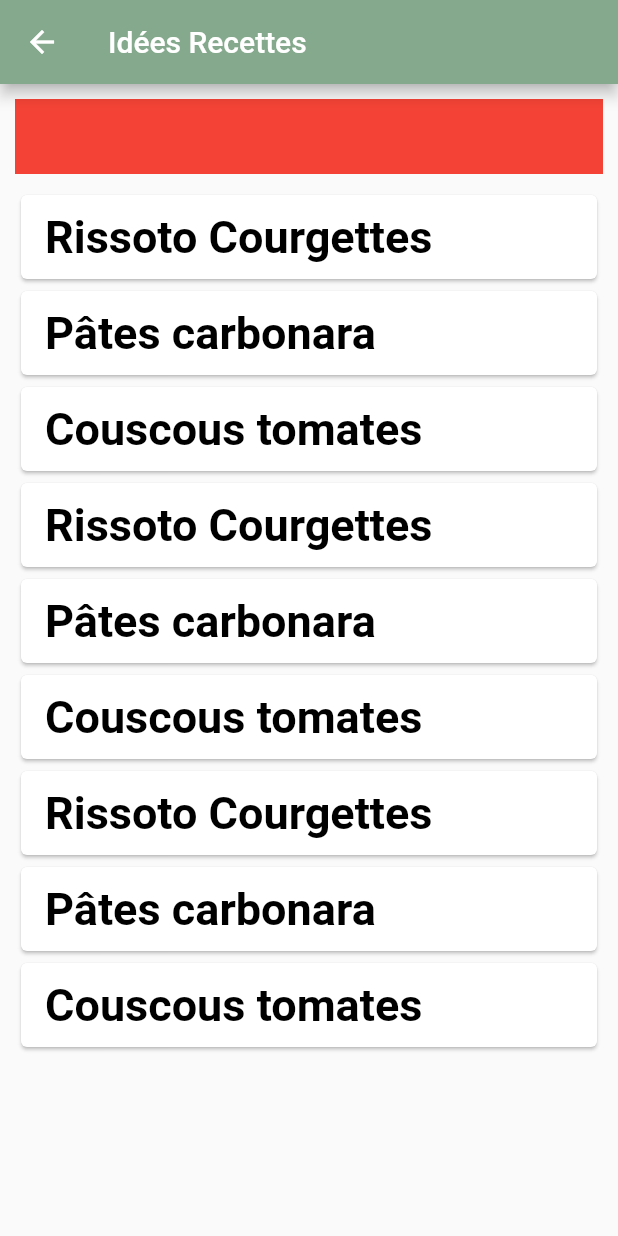
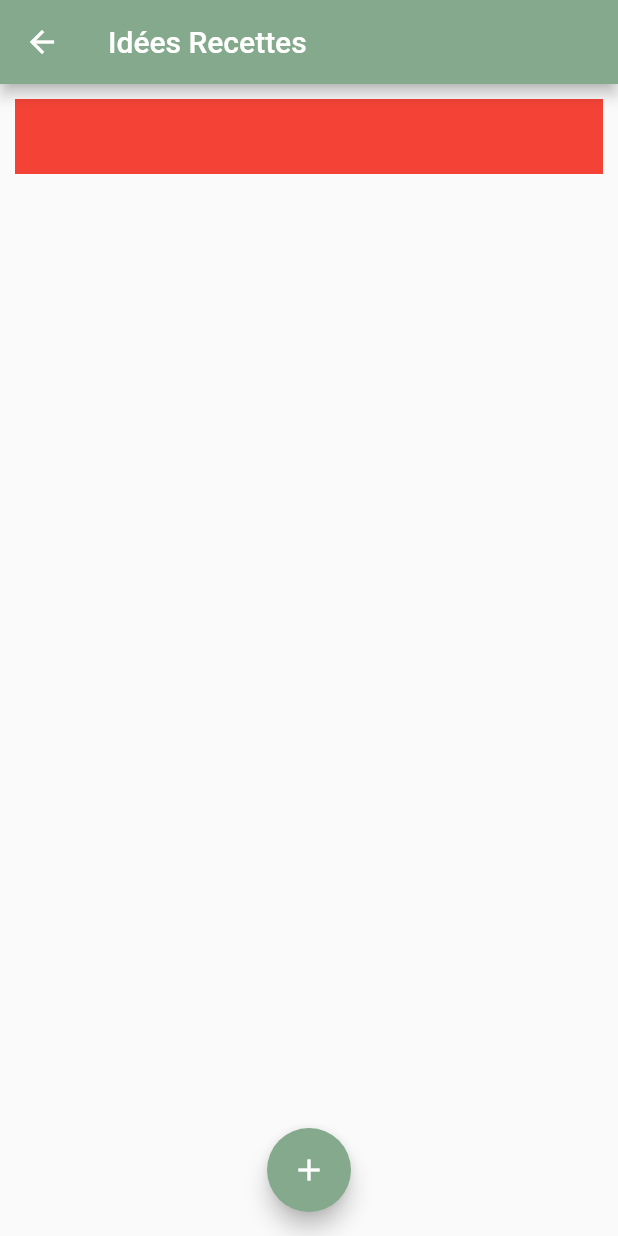
Before and after one commit to CedGitCode/MealOfTheWeek_Apps, a Flutter app: the screen it shows after launch, after a tap on the "food bank" icon, on a phone screen of 412 x 824 dp. Run offline on Flutter 3.47's test engine with Material 2 defaults, Android fonts, the phone set to English and light mode, and no system bars; missing offline and left inert: dart:ffi.

Commit message:
Adding new Recipe page, saved function already work in json

```diff
--- a/meals_week/lib/main.dart
+++ b/meals_week/lib/main.dart
@@ -9,6 +9,8 @@ import 'screens/mealsweek_screen.dart';
 import 'screens/recipeidea_screen.dart';
 
 import 'providers/recipelist.dart';
+
+import 'models/recipe.dart';
 
 const String FILENAME = 'myJsonFile.json';
 
@@ -32,6 +34,7 @@ class MyApp extends StatefulWidget {
 class _MyAppState extends State<MyApp> {
   // Will take the meal of json File.
   List<MealWeek> _dataOfWeeklyMeal = [];
+  final RecipeList _savedRecipeIdea = RecipeList();
 
   @override
   void initState() {
@@ -42,18 +45,18 @@ class _MyAppState extends State<MyApp> {
 
     _fileManager.readJson().then((value) {
       Map<String, dynamic> transformJsonIntoMap = jsonDecode(value);
-      print(transformJsonIntoMap);
 
       transformJsonIntoMap.forEach((key, value) {
         _dataOfWeeklyMeal.add(MealWeek(key, value));
       });
-
       setState(() {});
     });
   }
 
   @override
   Widget build(BuildContext context) {
+    context.read<RecipeList>().InitializeRecipeList();
+
     return MaterialApp(
       theme: ThemeData(
         textTheme: const TextTheme(
@@ -67,7 +70,7 @@ class _MyAppState extends State<MyApp> {
       home: _dataOfWeeklyMeal.isEmpty
           ? const Scaffold(
               body: Center(
-                child: Text('Coucou'),
+                child: Text('Chargement'),
               ),
             )
           : MealsWeekScreen(weeklyMeal: _dataOfWeeklyMeal),
--- a/meals_week/lib/models/FileManager.dart
+++ b/meals_week/lib/models/FileManager.dart
@@ -25,17 +25,23 @@ class FileManager {
 
   Future<String> _initializeFile() async {
     final file = await _localFile;
+    late String _initalizeData;
 
-    final String _initalizeData = "{\"Lundi\": {\"Midi\": \"?\", \"Soir\":\"?\"},"
+    if (fileName == 'mealWeekJson.json') {
+
+     _initalizeData = "{\"Lundi\": {\"Midi\": \"?\", \"Soir\":\"?\"},"
         "\"Mardi\": {\"Midi\": \"?\", \"Soir\":\"?\"},"
         "\"Mercredi\": {\"Midi\": \"?\", \"Soir\":\"?\"},"
         "\"Jeudi\": {\"Midi\": \"?\", \"Soir\":\"?\"},"
         "\"Vendredi\": {\"Midi\": \"?\", \"Soir\":\"?\"},"
         "\"Samedi\": {\"Midi\": \"?\", \"Soir\":\"?\"},"
         "\"Dimanche\": {\"Midi\": \"?\", \"Soir\":\"?\"} }";
+    }
+    else {
+      _initalizeData = '{}';
+    }
 
     file.writeAsString(_initalizeData);
-
     return _initalizeData;
   }
 
@@ -53,16 +59,10 @@ class FileManager {
 
   }
 
-  Future<void> writeJson(List<MealWeek> p_weeklyMeal) async {
+  Future<void> writeJson(Map<String, dynamic> stringElements) async {
     final file = await _localFile;
 
-    Map<String, dynamic> jsonIntoMap = {};
-
-    p_weeklyMeal.forEach((element) {
-      jsonIntoMap.addAll(element.toJson());
-    });
-
-    final String jsonResult = jsonEncode(jsonIntoMap);
+    final String jsonResult = jsonEncode(stringElements);
 
     file.writeAsString(jsonResult);
   }
--- a/meals_week/lib/providers/recipelist.dart
+++ b/meals_week/lib/providers/recipelist.dart
@@ -1,20 +1,49 @@
 import 'package:flutter/material.dart';
 import 'package:provider/provider.dart';
+import 'dart:convert';
 
 import '../models/recipe.dart';
+import '../models/FileManager.dart';
 
 class RecipeList with ChangeNotifier {
-  List<Recipe> _recipeList = [
-    Recipe(p_title: "Rissoto Courgettes", p_grade: 3),
-    Recipe(p_title: "Pâtes carbonara", p_grade: 5),
-    Recipe(p_title: "Couscous tomates", p_grade: 1),
-    Recipe(p_title: "Rissoto Courgettes", p_grade: 3),
-    Recipe(p_title: "Pâtes carbonara", p_grade: 5),
-    Recipe(p_title: "Couscous tomates", p_grade: 1),
-    Recipe(p_title: "Rissoto Courgettes", p_grade: 3),
-    Recipe(p_title: "Pâtes carbonara", p_grade: 5),
-    Recipe(p_title: "Couscous tomates", p_grade: 1),
-  ];
+  List<Recipe> _recipeList = [];
+
+  void addingRecipeIdea(Recipe p_newRecipe) {
+    _recipeList.add(p_newRecipe);
+    notifyListeners();
+  }
+
+  void InitializeRecipeList() {
+
+    final _FileManagerRecipeIdea = FileManager(fileName: 'recipeIdea.json');
+
+    _FileManagerRecipeIdea.readJson().then((value) {
+      Map<String, dynamic> transformJsonIntoMap = jsonDecode(value);
+
+      transformJsonIntoMap.forEach((key, value) {
+        _recipeList.add(Recipe(p_title: key, p_grade: value));
+      });
+
+      notifyListeners();
+    });
+  }
+
+  void modifyRecipeList(RecipeList p_RecipeObject) {
+    p_RecipeObject.getRecipeList().forEach((element) {
+      _recipeList.add(element);
+    });
+    //notifyListeners();
+  }
+
+  Map<String, dynamic> toJson() {
+    Map<String, dynamic> stringOfRecipeList = {};
+
+    _recipeList.forEach((element) {
+      stringOfRecipeList.putIfAbsent(element.title, () => element.grade);
+    });
+
+    return stringOfRecipeList;
+  }
 
   List<Recipe> getRecipeList() {
     return [..._recipeList];
--- a/meals_week/lib/screens/recipeidea_screen.dart
+++ b/meals_week/lib/screens/recipeidea_screen.dart
@@ -3,6 +3,7 @@ import 'package:provider/provider.dart';
 
 import '../widgets/recipeitem.dart';
 import '../providers/recipelist.dart';
+import '../widgets/AlertDialog_addrecipeIdea.dart';
 
 class RecipeIdeaScreen extends StatefulWidget {
   const RecipeIdeaScreen({Key? key}) : super(key: key);
@@ -15,9 +16,9 @@ class _RecipeIdeaScreenState extends State<RecipeIdeaScreen> {
 
   @override
   Widget build(BuildContext context) {
-    print("Je suis crée ! ");
     final recipeList = Provider.of<RecipeList>(context).getRecipeList();
-
+    print("Ma liste");
+    print(recipeList);
     return Scaffold(
       appBar: AppBar(
         title: const Text('Idées Recettes'),
@@ -42,7 +43,18 @@ class _RecipeIdeaScreenState extends State<RecipeIdeaScreen> {
             ),
           ],
         ),
-      )
+      ),
+      floatingActionButton: FloatingActionButton(
+        onPressed: () {
+          showDialog(
+            context: context,
+            builder: (ctx) => const AddRecipeIdea(),
+          );
+        },
+        backgroundColor: Theme.of(context).appBarTheme.backgroundColor,
+        child: const Icon(Icons.add),
+      ),
+      floatingActionButtonLocation: FloatingActionButtonLocation.centerFloat,
     );
   }
 }
--- a/meals_week/lib/widgets/recipeitem.dart
+++ b/meals_week/lib/widgets/recipeitem.dart
@@ -12,7 +12,10 @@ class RecipeItem extends StatelessWidget {
   Widget build(BuildContext context) {
     return Card(
       child: ListTile(
-        leading: Text(title, style: TextStyle(color: Colors.black),),
+        leading: Text(
+          title,
+          style: TextStyle(color: Colors.black),
+        ),
         trailing: Text("Ah oui"),
       ),
     );
```
Also changed, not shown: meals_week/lib/models/recipe.dart (+7 -0 lines), meals_week/lib/widgets/AlertDialog_addrecipeIdea.dart (added, +69 -0 lines), meals_week/lib/widgets/meal_item.dart (+16 -2 lines), meals_week/pubspec.lock.
